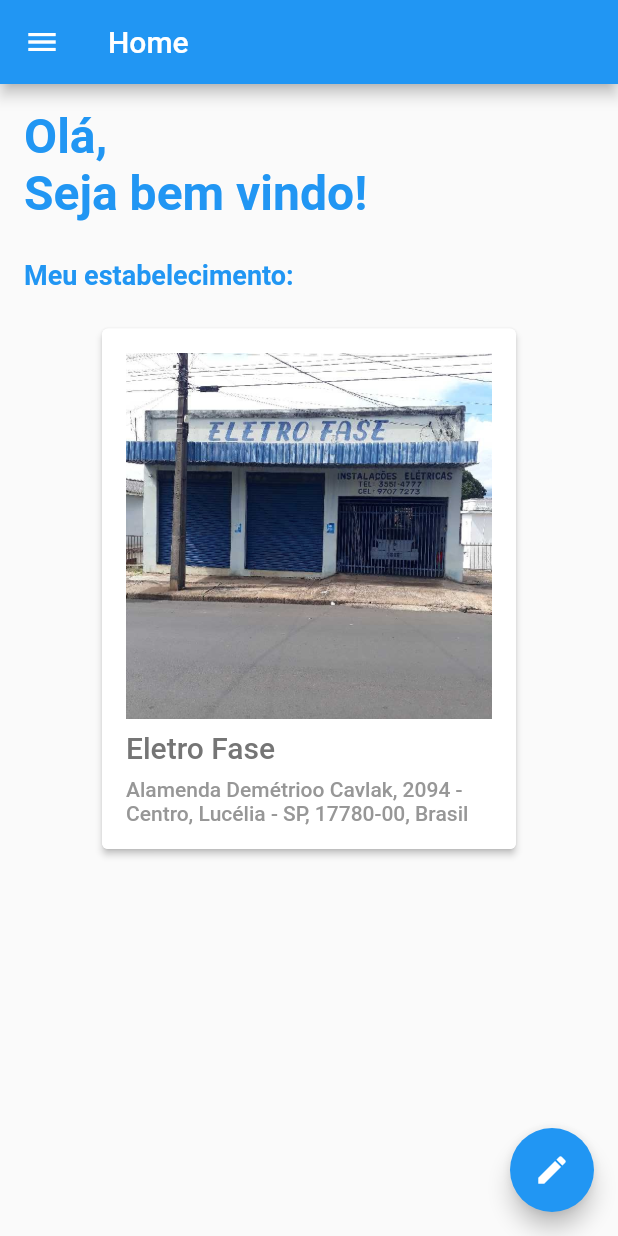
After one commit to notria-12/app-comercio, a Flutter app: the HomeAuthPage screen opened directly, on a phone screen of 412 x 824 dp. The commit adds this screen. Run offline on Flutter 3.47's test engine with Material 2 defaults, Android fonts, the light colour scheme and no system bars; our stand-ins replace firebase_core, firebase_database, font_awesome_flutter; accounts and stored records are empty.

Commit message:
add page home authenticade

```diff
--- /dev/null
+++ b/lib/src/views/HomeAuth/home_auth.dart
@@ -0,0 +1,103 @@
+import 'package:flutter/material.dart';
+
+class HomeAuthPage extends StatelessWidget {
+  const HomeAuthPage({Key? key}) : super(key: key);
+
+  @override
+  Widget build(BuildContext context) {
+    return Scaffold(
+      appBar: AppBar(
+        title: Text('Home'),
+      ),
+      drawer: Drawer(),
+      body: SingleChildScrollView(
+        child: Padding(
+          padding: const EdgeInsets.all(16.0),
+          child: Column(
+            crossAxisAlignment: CrossAxisAlignment.start,
+            children: [
+              Text(
+                'Olá,\nSeja bem vindo!',
+                style: TextStyle(
+                    color: Colors.blue,
+                    fontSize: 32,
+                    fontWeight: FontWeight.bold),
+              ),
+              SizedBox(
+                height: 25,
+              ),
+              Text(
+                'Meu estabelecimento:',
+                style: TextStyle(
+                    color: Colors.blue,
+                    fontSize: 18,
+                    fontWeight: FontWeight.bold),
+              ),
+              SizedBox(
+                height: 25,
+              ),
+              Align(
+                alignment: Alignment.center,
+                child: Material(
+                  borderRadius: BorderRadius.circular(4),
+                  elevation: 2,
+                  child: Container(
+                    decoration: BoxDecoration(
+                        color: Colors.white,
+                        borderRadius: BorderRadius.circular(4)),
+                    padding: EdgeInsets.symmetric(vertical: 16, horizontal: 16),
+                    child: Column(
+                      crossAxisAlignment: CrossAxisAlignment.start,
+                      children: [
+                        Container(
+                          height: 244,
+                          width: 244,
+                          child: Image.asset(
+                            'assets/img/eletro-fase.jpeg',
+                            fit: BoxFit.cover,
+                          ),
+                        ),
+                        SizedBox(
+                          height: 8,
+                        ),
+                        Container(
+                          width: 244,
+                          child: Text(
+                            "Eletro Fase",
+                            style: TextStyle(
+                                fontSize: 20,
+                                fontFamily: 'Roboto',
+                                fontWeight: FontWeight.w500,
+                                color: Color.fromRGBO(117, 117, 117, 1)),
+                          ),
+                        ),
+                        SizedBox(
+                          height: 8,
+                        ),
+                        Container(
+                          width: 244,
+                          child: Text(
+                            "Alamenda Demétrioo Cavlak, 2094 - Centro, Lucélia - SP, 17780-00, Brasil",
+                            style: TextStyle(
+                                fontSize: 14,
+                                fontFamily: 'Roboto',
+                                fontWeight: FontWeight.w500,
+                                color: Color.fromRGBO(151, 151, 151, 1)),
+                          ),
+                        ),
+                      ],
+                    ),
+                  ),
+                ),
+              )
+            ],
+          ),
+        ),
+      ),
+      floatingActionButton: FloatingActionButton(
+        onPressed: () {},
+        child: Icon(Icons.edit),
+      ),
+    );
+  }
+}
--- a/lib/src/views/Login/login_page.dart
+++ b/lib/src/views/Login/login_page.dart
@@ -1,4 +1,5 @@
 import 'package:flutter/material.dart';
+import 'package:loja_virtual/src/views/HomeAuth/home_auth.dart';
 
 class LoginPage extends StatefulWidget {
   const LoginPage({Key? key}) : super(key: key);
@@ -90,7 +91,13 @@ class _LoginPageState extends State<LoginPage> {
                             ),
                           ),
                         ),
-                        Container(
+                        InkWell(
+                          onTap: () {
+                            Navigator.of(context).pushReplacement(
+                                MaterialPageRoute(
+                                    builder: (_) => HomeAuthPage()));
+                          },
+                          child: Container(
                             width: double.maxFinite,
                             margin: EdgeInsets.only(top: 30),
                             padding: EdgeInsets.symmetric(vertical: 16.0),
@@ -103,9 +110,10 @@ class _LoginPageState extends State<LoginPage> {
                               style: TextStyle(
                                   color: Colors.white,
                                   fontFamily: 'Roboto',
-                                fontSize: 16,
+                                  fontSize: 14,
                                   fontWeight: FontWeight.w500),
                             )),
+                          ),
                         )
                       ],
                     ),
```
Lines whose indentation alone changed are shown as unchanged.
